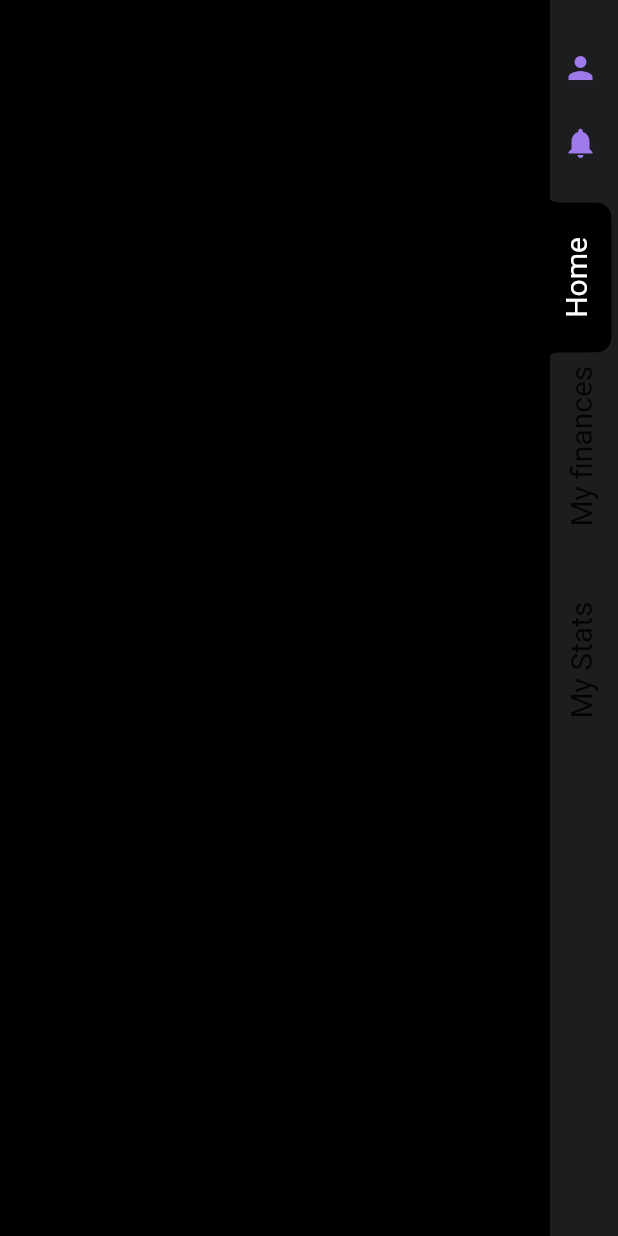
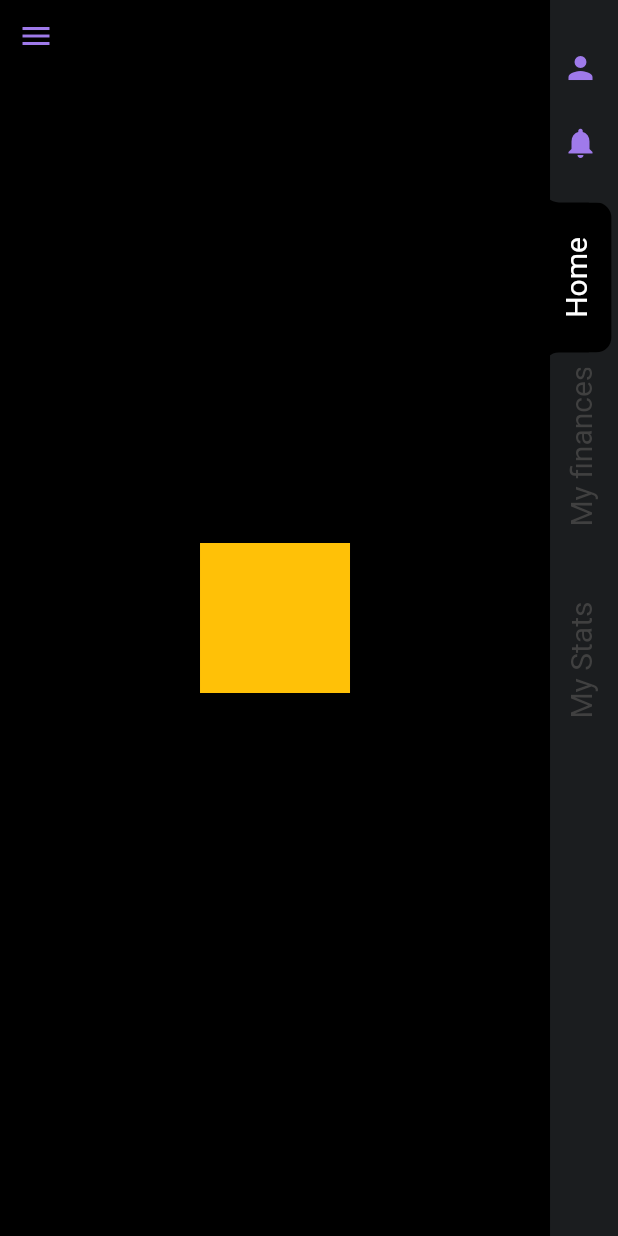
Before and after one commit to benhimarthi/mastermanager, a Flutter app: the screen it shows after launch, on a phone screen of 412 x 824 dp. Run offline on Flutter 3.47's test engine with Material 2 defaults, Android fonts, the phone set to English and light mode, and no system bars; our stand-ins replace bloc, cloud_firestore, connectivity_plus, dartz, equatable, firebase_auth and 9 more; accounts and stored records are empty; statements that could not run were skipped.

Commit message:
your_manager_14_commit

```diff
--- a/lib/core/service/depenedancy.injection.dart
+++ b/lib/core/service/depenedancy.injection.dart
@@ -76,6 +76,7 @@ import '../../features/product_category/domain/usecases/get.all.product.categori
 import '../../features/product_category/domain/usecases/get.product.category.by.id.dart';
 import '../../features/product_category/domain/usecases/update.product.category.dart';
 import '../../features/synchronisation/cubit/authentication_synch_manager_cubit/sync.trigger.cubit.dart';
+import '../image_storage_service/image.storage.service.dart';
 
 final GetIt getIt = GetIt.instance;
 
@@ -363,4 +364,6 @@ Future<void> setupDependencyInjection() async {
         getIt(),
       ),
     );
+  //Image manager
+  getIt.registerLazySingleton<ImageStorageService>(() => ImageStorageService());
 }
--- /dev/null
+++ b/lib/features/authentication/presentation/pages/user_management_screen/image.test.dart
@@ -0,0 +1,55 @@
+import 'dart:io';
+
+import 'package:flutter/material.dart';
+import 'package:flutter/src/widgets/framework.dart';
+import 'package:flutter/src/widgets/placeholder.dart';
+import 'package:mastermanager/core/image_storage_service/image.storage.service.dart';
+import 'package:mastermanager/core/service/depenedancy.injection.dart';
+
+class ImageTest extends StatefulWidget {
+  const ImageTest({super.key});
+
+  @override
+  State<ImageTest> createState() => _ImageTestState();
+}
+
+class _ImageTestState extends State<ImageTest> {
+  final storage = getIt<ImageStorageService>();
+  File? image;
+  getImage() async {
+    image = await storage.pickAndSaveImage("test_img").whenComplete(() {
+      setState(() {});
+    });
+  }
+
+  @override
+  void initState() {
+    super.initState();
+    storage.clearAllImages("test_img");
+  }
+
+  @override
+  Widget build(BuildContext context) {
+    return Container(
+      child: Center(
+        child: GestureDetector(onTap: () async {
+          setState(() {
+            getImage();
+          });
+        }, child: Builder(builder: (cntx) {
+          return Container(
+            height: 100,
+            width: 100,
+            color: Colors.amber,
+            child: image != null
+                ? Image.file(
+                    image!,
+                    height: 100,
+                  )
+                : const SizedBox(),
+          );
+        })),
+      ),
+    );
+  }
+}
--- a/lib/features/authentication/presentation/pages/user_management_screen/user.manager.screen.dart
+++ b/lib/features/authentication/presentation/pages/user_management_screen/user.manager.screen.dart
@@ -4,6 +4,7 @@ import 'package:go_router/go_router.dart';
 import 'package:mastermanager/core/session/session.manager.dart';
 import 'package:mastermanager/core/util/change.screen.manager.dart';
 import 'package:mastermanager/features/Inventory/presentation/pages/inventory.list.screen.dart';
+import 'package:mastermanager/features/authentication/presentation/pages/user_management_screen/image.test.dart';
 import 'package:mastermanager/features/authentication/presentation/pages/user_management_screen/user.profile.dart';
 import 'package:mastermanager/features/product/presentation/pages/product.page.dart';
 import 'package:mastermanager/features/product_category/domain/entities/product.category.dart';
@@ -191,7 +192,10 @@ class _UserManagementScreenState extends State<UserManagementScreen> {
                               },
                               child: const Text(
                                 'Home',
-                                style: TextStyle(fontSize: 20),
+                                style: TextStyle(
+                                  fontSize: 20,
+                                  color: Color.fromARGB(255, 64, 64, 64),
+                                ),
                               ),
                             )),
                         const SizedBox(
@@ -210,7 +214,10 @@ class _UserManagementScreenState extends State<UserManagementScreen> {
                               },
                               child: const Text(
                                 'My finances',
-                                style: TextStyle(fontSize: 20),
+                                style: TextStyle(
+                                  fontSize: 20,
+                                  color: Color.fromARGB(255, 64, 64, 64),
+                                ),
                               ),
                             )),
                         const SizedBox(
@@ -227,7 +234,10 @@ class _UserManagementScreenState extends State<UserManagementScreen> {
                               },
                               child: const Text(
                                 'My Stats',
-                                style: TextStyle(fontSize: 20),
+                                style: TextStyle(
+                                  fontSize: 20,
+                                  color: Color.fromARGB(255, 64, 64, 64),
+                                ),
                               ),
                             )),
                       ],
@@ -294,10 +304,20 @@ class _UserManagementScreenState extends State<UserManagementScreen> {
             Align(
               alignment: Alignment.topLeft,
               child: Container(
-                color: const Color.fromARGB(255, 0, 0, 0),
-                width: MediaQuery.of(context).size.width * .89,
-              ),
+                  color: const Color.fromARGB(255, 0, 0, 0),
+                  width: MediaQuery.of(context).size.width * .89,
+                  child: const ImageTest() //AccountSettingsScreen(),
+                  ),
             ),
+            Align(
+              alignment: Alignment.topLeft,
+              child: IconButton(
+                  onPressed: () {},
+                  icon: Icon(
+                    Icons.menu,
+                    color: Theme.of(context).primaryColor,
+                  )),
+            )
           ],
         ),
       ),
--- a/pubspec.yaml
+++ b/pubspec.yaml
@@ -52,6 +52,10 @@ dependencies:
   go_router:
   get_it:
   uuid:
+  image_pickers:
+  path_provider_android:
+  path:
+  permission_handler:
 
 
 dev_dependencies:
```
Also changed, not shown: lib/core/image_storage_service/image.storage.service.dart (added, +108 -0 lines), lib/features/authentication/presentation/pages/user_management_screen/user.profile.dart (+71 -77 lines), pubspec.lock, 4 other files.
